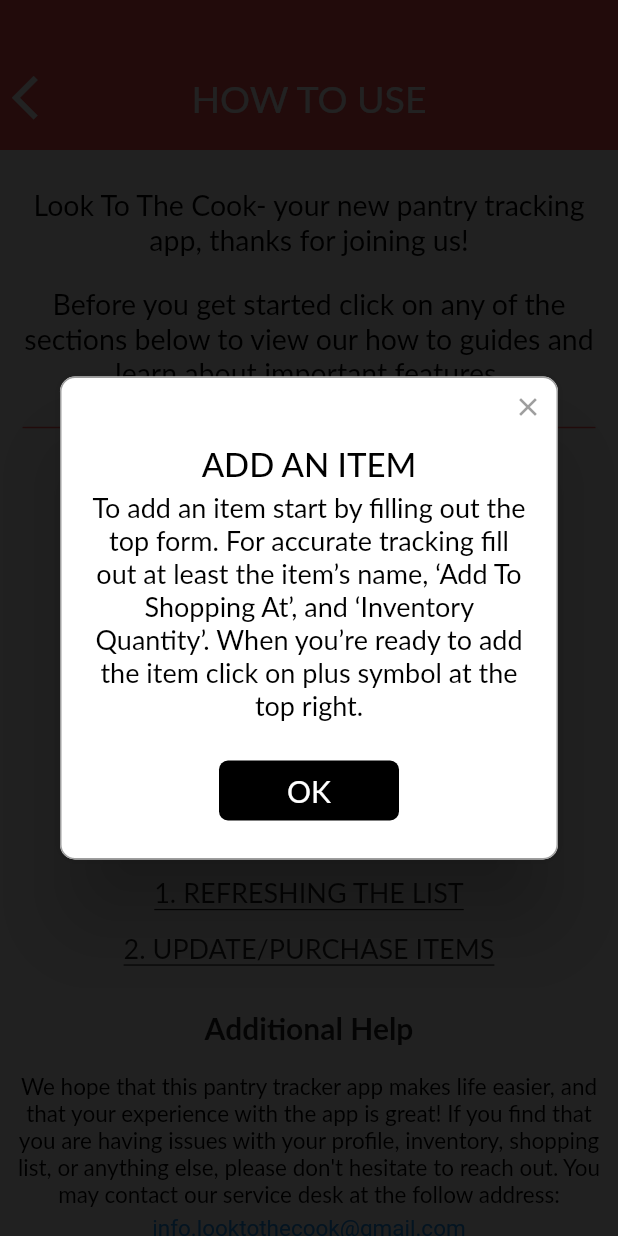
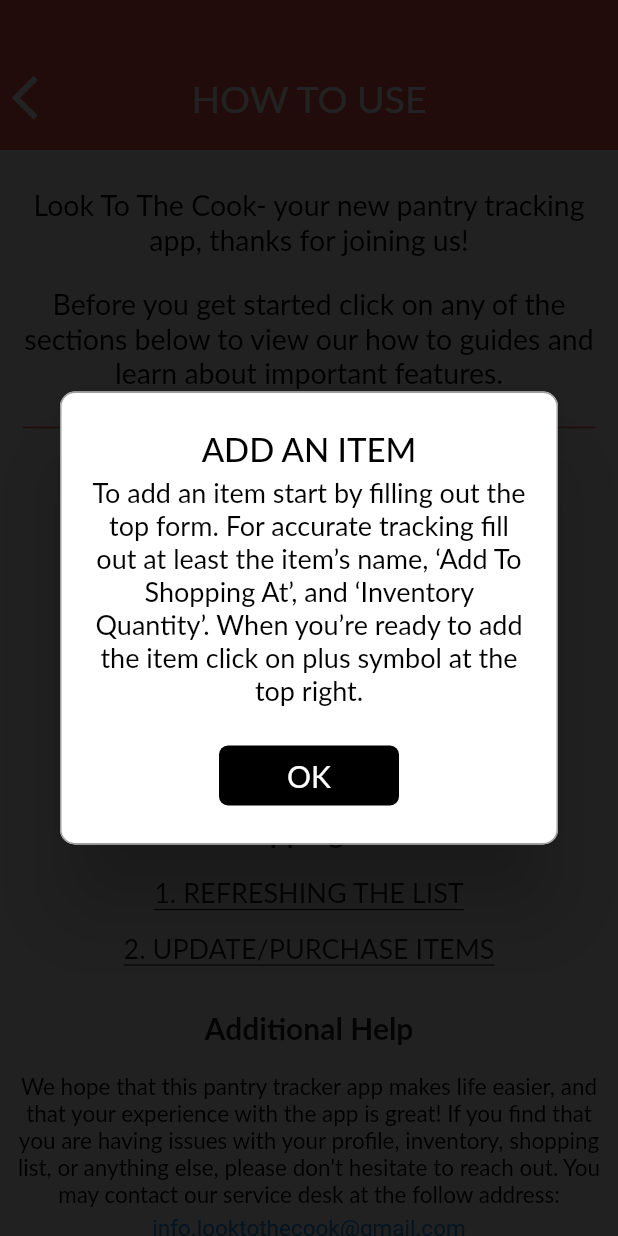
Before and after one commit to jamiesonshayna/LookToTheCook, a Flutter app: the HowToUseScreen screen opened by its route, after a tap on "1. ADD AN ITEM", on a phone screen of 412 x 824 dp. Run offline on Flutter 3.47's test engine with Material 2 defaults, Android fonts, the phone set to English and light mode, and no system bars; drawn by our look-alikes of rflutter_alert; our stand-ins replace auto_size_text, connectivity, flutter_secure_storage, flutter_spinkit, font_awesome_flutter, modal_progress_hud; missing offline and left inert: amazon_cognito_identity_dart; accounts and stored records are empty; Roboto replaces fonts that are missing (Lato).

Commit message:
Small changes to text

```diff
--- a/look_to_the_cook/lib/views/how_to_use_screen.dart
+++ b/look_to_the_cook/lib/views/how_to_use_screen.dart
@@ -47,6 +47,10 @@ class _HowToUseScreenState extends State<HowToUseScreen> {
       context: context,
       title: title,
       desc: desc,
+      style: AlertStyle(
+        isOverlayTapDismiss: false,
+        isCloseButton: false
+      ),
       buttons: [
         DialogButton(
           child: Text(
--- a/look_to_the_cook/lib/views/profile_screen.dart
+++ b/look_to_the_cook/lib/views/profile_screen.dart
@@ -129,7 +129,7 @@ class _ProfileScreenState extends State<ProfileScreen> {
                 Padding(
                   padding: const EdgeInsets.only(top: 5.0, left: 20.0, right: 20.0, bottom: 50.0),
                   child: NormalText(
-                    text: 'Active membership',
+                    text: 'Active member',
                     textColor: Colors.black,
                     textSize: 15.0,
                   ),
--- a/look_to_the_cook/lib/views/user_shop_screen.dart
+++ b/look_to_the_cook/lib/views/user_shop_screen.dart
@@ -389,7 +389,7 @@ class item extends State<UserShopScreen>{
                   children: <Widget>[
                     Padding(
                       padding: EdgeInsets.all(15.0),
-                      child: Text("Current Inventory",
+                      child: Text("Add To Shopping At",
                         style: TextStyle(
                           color: Colors.grey[600],
                           fontSize: 15.0
```
